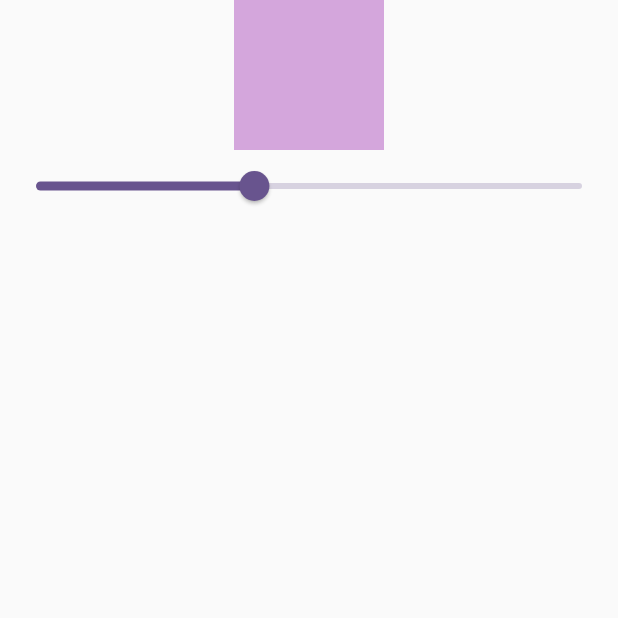
After one commit to sarmaddevil1346/flutter_getx_projects, a Flutter app: the screen it shows after launch, on a phone screen of 412 x 824 dp, the top half of it. The commit adds this screen. Run offline on Flutter 3.47's test engine with Material 2 defaults, Android fonts, the phone set to English and light mode, and no system bars; our stand-ins replace get.

Commit message:
Opacity Example with GetX
Opacity Example with GetX

```diff
--- /dev/null
+++ b/studioprojects/lib/GetXController/opacity_controller.dart
@@ -0,0 +1,10 @@
+import 'package:get/get.dart';
+class OpacityController extends GetxController{
+
+  final opacity  =  .4.obs;
+  opacityController(double value)
+  {
+    opacity.value = value;
+  }
+
+}
--- a/studioprojects/lib/main.dart
+++ b/studioprojects/lib/main.dart
@@ -3,6 +3,8 @@ import 'package:get/get.dart';
 import 'package:studioprojects/views/Screens.dart';
 import 'package:studioprojects/views/components/get_height.dart';
 import 'package:studioprojects/views/components/routes_screen.dart';
+import 'package:studioprojects/views/increament_example/increament_getx.dart';
+import 'package:studioprojects/views/opacity_example.dart';
 
 void main() {
   runApp(const MyApp());
@@ -20,11 +22,11 @@ class MyApp extends StatelessWidget {
         colorScheme: ColorScheme.fromSeed(seedColor: Colors.deepPurple),
         useMaterial3: false,
       ),
-      home: const IntroGetX(),
+      home: const OpacityExample(),
       getPages: [
         GetPage(
           name: "/",
-          page: () => const IntroGetX(),
+          page: () => const OpacityExample(),
         ),
         GetPage(
           name: "/secondScreen",
--- a/studioprojects/lib/views/increament_example/increament_getx.dart
+++ b/studioprojects/lib/views/increament_example/increament_getx.dart
@@ -12,14 +12,16 @@ class _GetXIncrementState extends State<GetXIncrement> {
   final IncrementController controller = Get.put(IncrementController());
   @override
   Widget build(BuildContext context) {
+    print("rebuild");
     return Scaffold(
       body: Center(
-        child: Text("Tapped${controller.counter}"),
+        child: Obx(() {
+          return Text("Tapped${controller.counter}");
+        })
       ),
       floatingActionButton: FloatingActionButton(onPressed: () {
-        setState(() {
-          controller.increment()  ;
-        });
+        controller.increment()  ;
+
       },
 
       ),
--- /dev/null
+++ b/studioprojects/lib/views/opacity_example.dart
@@ -0,0 +1,40 @@
+import 'package:flutter/material.dart';
+import 'package:get/get.dart';
+
+import '../GetXController/opacity_controller.dart';
+
+class OpacityExample extends StatefulWidget {
+  const OpacityExample({super.key});
+
+  @override
+  State<OpacityExample> createState() => _OpacityExampleState();
+}
+
+class _OpacityExampleState extends State<OpacityExample> {
+  OpacityController opacityController1 = Get.put(OpacityController());
+  @override
+  Widget build(BuildContext context) {
+    print("kdk");
+    return Scaffold(
+      body: Column(
+        children: [
+          Center(
+              child: Obx(
+            () => Container(
+              height: 100,
+              width: 100,
+              color:
+                  Colors.purple.withOpacity(opacityController1.opacity.value),
+            ),
+          )),
+          Obx(() => Slider(
+                value: opacityController1.opacity.value,
+                onChanged: (value) {
+                  opacityController1.opacityController(value);
+                },
+              ))
+        ],
+      ),
+    );
+  }
+}
```
